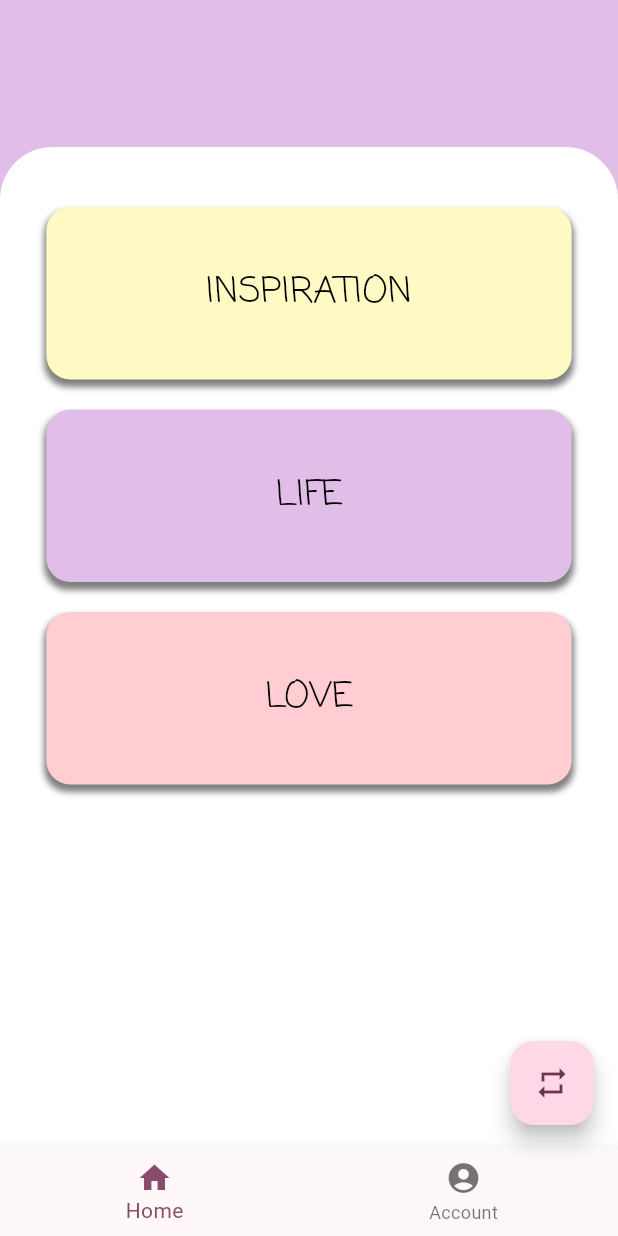
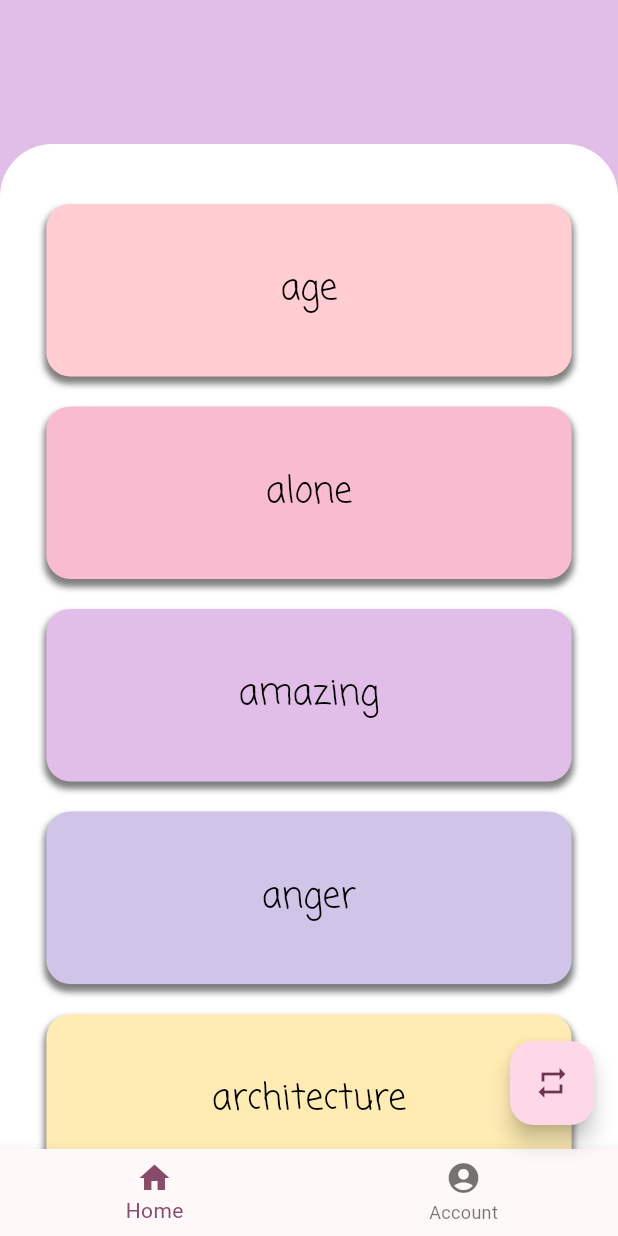
Before and after one commit to Sanjarbek17/quotes_app, a Flutter app: the screen it shows after launch, on a phone screen of 412 x 824 dp. Run offline on Flutter 3.47's test engine with Material 3 defaults, Android fonts, the phone set to English and light mode, and no system bars; our stand-ins replace awesome_extensions, dartz, dio, equatable, flutter_bloc, flutter_dotenv and 3 more; network calls fail.

Commit message:
category list, category names,

```diff
--- /dev/null
+++ b/devtools_options.yaml
@@ -0,0 +1,3 @@
+description: This file stores settings for Dart & Flutter DevTools.
+documentation: https://docs.flutter.dev/tools/devtools/extensions#configure-extension-enablement-states
+extensions:
--- /dev/null
+++ b/lib/core/category_list.dart
@@ -0,0 +1,71 @@
+import 'package:flutter/material.dart';
+
+List<Map<String, dynamic>> categoryColors = [
+  {'category': 'age', 'color': Colors.red.shade100},
+  {'category': 'alone', 'color': Colors.pink.shade100},
+  {'category': 'amazing', 'color': Colors.purple.shade100},
+  {'category': 'anger', 'color': Colors.deepPurple.shade100},
+  {'category': 'architecture', 'color': Colors.amber.shade100},
+  {'category': 'art', 'color': Colors.orange.shade100},
+  {'category': 'attitude', 'color': Colors.deepOrange.shade100},
+  {'category': 'beauty', 'color': Colors.brown.shade100},
+  {'category': 'best', 'color': Colors.blueGrey.shade100},
+  {'category': 'birthday', 'color': Colors.lime.shade100},
+  {'category': 'business', 'color': Colors.yellow.shade100},
+  {'category': 'car', 'color': Colors.lightGreen.shade100},
+  {'category': 'change', 'color': Colors.green.shade100},
+  {'category': 'communication', 'color': Colors.teal.shade100},
+  {'category': 'computers', 'color': Colors.cyan.shade100},
+  {'category': 'cool', 'color': Colors.lightBlue.shade100},
+  {'category': 'courage', 'color': Colors.blue.shade100},
+  {'category': 'dad', 'color': Colors.indigo.shade100},
+  {'category': 'dating', 'color': Colors.purple.shade100},
+  {'category': 'death', 'color': Colors.deepPurple.shade100},
+  {'category': 'design', 'color': Colors.amber.shade100},
+  {'category': 'dreams', 'color': Colors.orange.shade100},
+  {'category': 'education', 'color': Colors.deepOrange.shade100},
+  {'category': 'environmental', 'color': Colors.brown.shade100},
+  {'category': 'equality', 'color': Colors.blueGrey.shade100},
+  {'category': 'experience', 'color': Colors.lime.shade100},
+  {'category': 'failure', 'color': Colors.yellow.shade100},
+  {'category': 'faith', 'color': Colors.lightGreen.shade100},
+  {'category': 'family', 'color': Colors.green.shade100},
+  {'category': 'famous', 'color': Colors.teal.shade100},
+  {'category': 'fear', 'color': Colors.cyan.shade100},
+  {'category': 'fitness', 'color': Colors.lightBlue.shade100},
+  {'category': 'food', 'color': Colors.blue.shade100},
+  {'category': 'forgiveness', 'color': Colors.indigo.shade100},
+  {'category': 'freedom', 'color': Colors.purple.shade100},
+  {'category': 'friendship', 'color': Colors.deepPurple.shade100},
+  {'category': 'funny', 'color': Colors.amber.shade100},
+  {'category': 'future', 'color': Colors.orange.shade100},
+  {'category': 'god', 'color': Colors.deepOrange.shade100},
+  {'category': 'good', 'color': Colors.brown.shade100},
+  {'category': 'government', 'color': Colors.blueGrey.shade100},
+  {'category': 'graduation', 'color': Colors.lime.shade100},
+  {'category': 'great', 'color': Colors.yellow.shade100},
+  {'category': 'happiness', 'color': Colors.lightGreen.shade100},
+  {'category': 'health', 'color': Colors.green.shade100},
+  {'category': 'history', 'color': Colors.teal.shade100},
+  {'category': 'home', 'color': Colors.cyan.shade100},
+  {'category': 'hope', 'color': Colors.lightBlue.shade100},
+  {'category': 'humor', 'color': Colors.blue.shade100},
+  {'category': 'imagination', 'color': Colors.indigo.shade100},
+  {'category': 'inspirational', 'color': Colors.purple.shade100},
+  {'category': 'intelligence', 'color': Colors.deepPurple.shade100},
+  {'category': 'jealousy', 'color': Colors.amber.shade100},
+  {'category': 'knowledge', 'color': Colors.orange.shade100},
+  {'category': 'leadership', 'color': Colors.deepOrange.shade100},
+  {'category': 'learning', 'color': Colors.brown.shade100},
+  {'category': 'legal', 'color': Colors.blueGrey.shade100},
+  {'category': 'life', 'color': Colors.lime.shade100},
+  {'category': 'love', 'color': Colors.yellow.shade100},
+  {'category': 'marriage', 'color': Colors.lightGreen.shade100},
+  {'category': 'medical', 'color': Colors.green.shade100},
+  {'category': 'men', 'color': Colors.teal.shade100},
+  {'category': 'mom', 'color': Colors.cyan.shade100},
+  {'category': 'money', 'color': Colors.lightBlue.shade100},
+  {'category': 'morning', 'color': Colors.blue.shade100},
+  {'category': 'movies', 'color': Colors.indigo.shade100},
+  {'category': 'success', 'color': Colors.purple.shade100},
+];
--- a/lib/custom_router.dart
+++ b/lib/custom_router.dart
@@ -19,7 +19,15 @@ class CustomRouter {
       case splashPage:
         return MaterialPageRoute(builder: (_) => const SplashPage());
       case categoryScreen:
-        return MaterialPageRoute(builder: (_) => const CategoryScreen());
+        return MaterialPageRoute(
+          builder: (_) {
+            final Map arguments = settings.arguments as Map;
+            return CategoryScreen(
+              category: arguments['category'],
+              color: arguments['color'],
+            );
+          },
+        );
       case settingsScreen:
         return MaterialPageRoute(builder: (_) => const SettingsScreen());
       case appView:
--- a/lib/data/repository/quote_repository.dart
+++ b/lib/data/repository/quote_repository.dart
@@ -1,4 +1,5 @@
 import 'package:dartz/dartz.dart';
+import 'package:dio/dio.dart';
 import 'package:quotes_app/data/model/quotes_model.dart';
 import 'package:quotes_app/data/service/quote_service.dart';
 import 'package:quotes_app/utils/custom_failure.dart';
@@ -22,6 +23,9 @@ class QuoteRepository {
       await _quoteService.getQuotes(category, limit);
       return Right(Success());
     } catch (e) {
+      if (e is DioException) {
+        return Left(Failure('DioException'));
+      }
       return Left(Failure('Failed to load quotes'));
     }
   }
--- a/lib/main.dart
+++ b/lib/main.dart
@@ -4,6 +4,7 @@ import 'package:flutter_dotenv/flutter_dotenv.dart';
 import 'package:quotes_app/core/custom_theme.dart';
 import 'package:quotes_app/custom_router.dart';
 import 'package:quotes_app/dependency_injection.dart';
+import 'package:quotes_app/presentation/bloc/quote_bloc/qoute_bloc.dart';
 import 'package:quotes_app/presentation/bloc/random_qoute_bloc/random_qoute_bloc.dart';
 
 void main() async {
@@ -17,10 +18,17 @@ class App extends StatelessWidget {
 
   @override
   Widget build(BuildContext context) {
-    return BlocProvider(
-      create: (context) {
-        return locator<RandomQouteBloc>()..init();
-      },
+    return MultiBlocProvider(
+      providers: [
+        BlocProvider(
+          create: (context) {
+            return locator<RandomQouteBloc>()..init();
+          },
+        ),
+        BlocProvider(
+          create: (context) => locator<QouteBloc>()..add(InitialQouteEvent()),
+        ),
+      ],
       child: const MyApp(),
     );
   }
--- a/lib/presentation/pages/home_screen.dart
+++ b/lib/presentation/pages/home_screen.dart
@@ -1,6 +1,7 @@
 import 'package:awesome_extensions/awesome_extensions.dart';
 import 'package:flutter/material.dart';
 import 'package:flutter_bloc/flutter_bloc.dart';
+import 'package:quotes_app/core/category_list.dart';
 import 'package:quotes_app/presentation/bloc/random_qoute_bloc/random_qoute_bloc.dart';
 import 'package:quotes_app/presentation/widgets/category_card.dart';
 
@@ -10,8 +11,6 @@ class HomeScreen extends StatelessWidget {
   @override
   Widget build(BuildContext context) {
     return Scaffold(
-      body: SafeArea(
-        child: Scaffold(
       backgroundColor: Colors.purple.shade100,
       body: SafeArea(
         child: Column(
@@ -36,7 +35,8 @@ class HomeScreen extends StatelessWidget {
             ),
             Expanded(
               child: Container(
-                    padding: const EdgeInsets.symmetric(horizontal: 22, vertical: 30),
+                width: context.width,
+                padding: const EdgeInsets.only(right: 22, left: 22, top: 30),
                 decoration: const BoxDecoration(
                   color: Colors.white,
                   borderRadius: BorderRadius.only(
@@ -44,25 +44,24 @@ class HomeScreen extends StatelessWidget {
                     topRight: Radius.circular(35),
                   ),
                 ),
-                    child: Row(
-                      mainAxisAlignment: MainAxisAlignment.center,
-                      children: [
-                        Column(
-                          children: [
-                            CategoryCard(title: 'INSPIRATION', color: Colors.yellow.shade100),
-                            CategoryCard(title: 'LIFE', color: Colors.purple.shade100),
-                            CategoryCard(title: 'LOVE', color: Colors.red.shade100),
-                          ],
+                child: SingleChildScrollView(
+                  padding: EdgeInsets.zero,
+                  child: Column(
+                    children: categoryColors
+                        .map(
+                          (e) => CategoryCard(
+                            title: e['category'],
+                            color: e['color'],
                           ),
-                      ],
+                        )
+                        .toList(),
+                  ),
                 ),
               ),
             ),
           ],
         ),
       ),
-        ),
-      ),
     );
   }
 }
--- a/lib/presentation/widgets/category_card.dart
+++ b/lib/presentation/widgets/category_card.dart
@@ -1,6 +1,8 @@
-
 import 'package:awesome_extensions/awesome_extensions.dart';
 import 'package:flutter/material.dart';
+import 'package:quotes_app/custom_router.dart';
+import 'package:quotes_app/dependency_injection.dart';
+import 'package:quotes_app/presentation/bloc/quote_bloc/qoute_bloc.dart';
 
 class CategoryCard extends StatelessWidget {
   final String title;
@@ -30,10 +32,30 @@ class CategoryCard extends StatelessWidget {
             ),
           ],
         ),
-        alignment: Alignment.center,
-        child: Text(
-          title,
-          style: context.headlineSmall,
+        child: Material(
+          color: Colors.transparent,
+          child: InkWell(
+            borderRadius: BorderRadius.circular(16),
+            splashColor: Colors.black.withOpacity(0.3),
+            onTap: () {
+              locator<QouteBloc>().add(FetchQouteEvent(title.toLowerCase()));
+              Navigator.pushNamed(
+                context,
+                CustomRouter.categoryScreen,
+                arguments: {
+                  'color': color,
+                  'category': title,
+                },
+              );
+            },
+            child: Container(
+              alignment: Alignment.center,
+              child: Text(
+                title,
+                style: context.headlineSmall,
+              ),
+            ),
+          ),
         ),
       ),
     );
```
Also changed, not shown: lib/core/custom_theme.dart (+15 -3 lines), lib/data/service/quote_service.dart (+7 -6 lines), lib/presentation/bloc/quote_bloc/qoute_bloc.dart (+6 -4 lines), lib/presentation/pages/category_screen.dart (+45 -24 lines), lib/presentation/widgets/category_item.dart (+6 -3 lines). Lines whose indentation alone changed are shown as unchanged.
